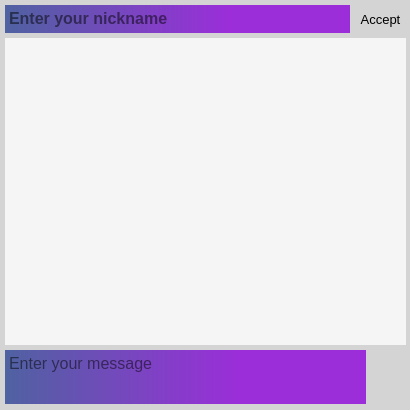
SadScream/pyqt-messenger, file design.ui: the form before one commit.
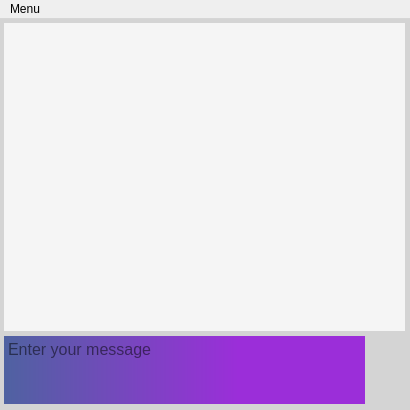
The form after the commit. Icons and pictures are not drawn.

Commit message: qactions panel added; new principle of working with ip and nickname fields

```diff
--- a/design.ui
+++ b/design.ui
@@ -33,72 +33,13 @@
    <string notr="true">QMainWindow {background-color: rgb(212, 212, 212);}</string>
   </property>
   <widget class="QWidget" name="centralwidget">
-   <widget class="QPlainTextEdit" name="enterNick">
-    <property name="geometry">
-     <rect>
-      <x>5</x>
-      <y>5</y>
-      <width>345</width>
-      <height>28</height>
-     </rect>
-    </property>
-    <property name="contextMenuPolicy">
-     <enum>Qt::NoContextMenu</enum>
-    </property>
-    <property name="acceptDrops">
-     <bool>false</bool>
-    </property>
-    <property name="styleSheet">
-     <string notr="true">QPlainTextEdit {border: none;background: qlineargradient(spread:pad, angle:135, x1:0, y1:0, x2:1, y2:0, stop: 0 rgba(79,98,161,1), stop: 0.65 rgba(155,46,217,1));font-size:16px;font-weight: bold;font-family:&quot;Calibri&quot;}</string>
-    </property>
-    <property name="inputMethodHints">
-     <set>Qt::ImhLatinOnly</set>
-    </property>
-    <property name="lineWidth">
-     <number>0</number>
-    </property>
-    <property name="verticalScrollBarPolicy">
-     <enum>Qt::ScrollBarAlwaysOff</enum>
-    </property>
-    <property name="horizontalScrollBarPolicy">
-     <enum>Qt::ScrollBarAlwaysOff</enum>
-    </property>
-    <property name="sizeAdjustPolicy">
-     <enum>QAbstractScrollArea::AdjustIgnored</enum>
-    </property>
-    <property name="lineWrapMode">
-     <enum>QPlainTextEdit::NoWrap</enum>
-    </property>
-    <property name="textInteractionFlags">
-     <set>Qt::TextEditorInteraction</set>
-    </property>
-    <property name="placeholderText">
-     <string>Enter your nickname</string>
-    </property>
-   </widget>
-   <widget class="QPushButton" name="confirmNick">
-    <property name="geometry">
-     <rect>
-      <x>355</x>
-      <y>5</y>
-      <width>51</width>
-      <height>28</height>
-     </rect>
-    </property>
-    <property name="styleSheet">
-     <string notr="true">QPushButton {background-color: rgb(212, 212, 212);font-size: 13px;border: none;}QPushButton:hover {background-color: rgb(227, 227, 227);}</string>
-    </property>
-    <property name="text">
-     <string>Accept</string>
-    </property>
-   </widget>
    <widget class="QPlainTextEdit" name="message">
     <property name="geometry">
      <rect>
-      <x>5</x>
-      <y>350</y>
+      <x>4</x>
+      <y>317</y>
       <width>361</width>
-      <height>54</height>
+      <height>68</height>
      </rect>
     </property>
     <property name="styleSheet">
@@ -111,8 +52,8 @@
    <widget class="QPushButton" name="direct">
     <property name="geometry">
      <rect>
-      <x>371</x>
-      <y>383</y>
+      <x>370</x>
+      <y>364</y>
       <width>35</width>
       <height>21</height>
      </rect>
@@ -137,8 +78,8 @@
    <widget class="QPushButton" name="attachment">
     <property name="geometry">
      <rect>
-      <x>371</x>
-      <y>350</y>
+      <x>370</x>
+      <y>317</y>
       <width>35</width>
       <height>21</height>
      </rect>
@@ -163,10 +104,10 @@
    <widget class="QTextEdit" name="chat">
     <property name="geometry">
      <rect>
-      <x>5</x>
-      <y>38</y>
+      <x>4</x>
+      <y>4</y>
       <width>401</width>
-      <height>307</height>
+      <height>308</height>
      </rect>
     </property>
     <property name="cursor" stdset="0">
@@ -183,6 +124,32 @@
     </property>
    </widget>
   </widget>
+  <widget class="QMenuBar" name="menuBar">
+   <property name="geometry">
+    <rect>
+     <x>0</x>
+     <y>0</y>
+     <width>410</width>
+     <height>21</height>
+    </rect>
+   </property>
+   <widget class="QMenu" name="menuSettings">
+    <property name="title">
+     <string>Menu</string>
+    </property>
+    <addaction name="setting"/>
+   </widget>
+   <addaction name="menuSettings"/>
+  </widget>
+  <action name="setting">
+   <property name="icon">
+    <iconset resource="res.qrc">
+     <normaloff>:/menuBar/icons/settings.png</normaloff>:/menuBar/icons/settings.png</iconset>
+   </property>
+   <property name="text">
+    <string>Settings</string>
+   </property>
+  </action>
  </widget>
  <resources>
   <include location="res.qrc"/>
```
The commit also changes 9 other files.
